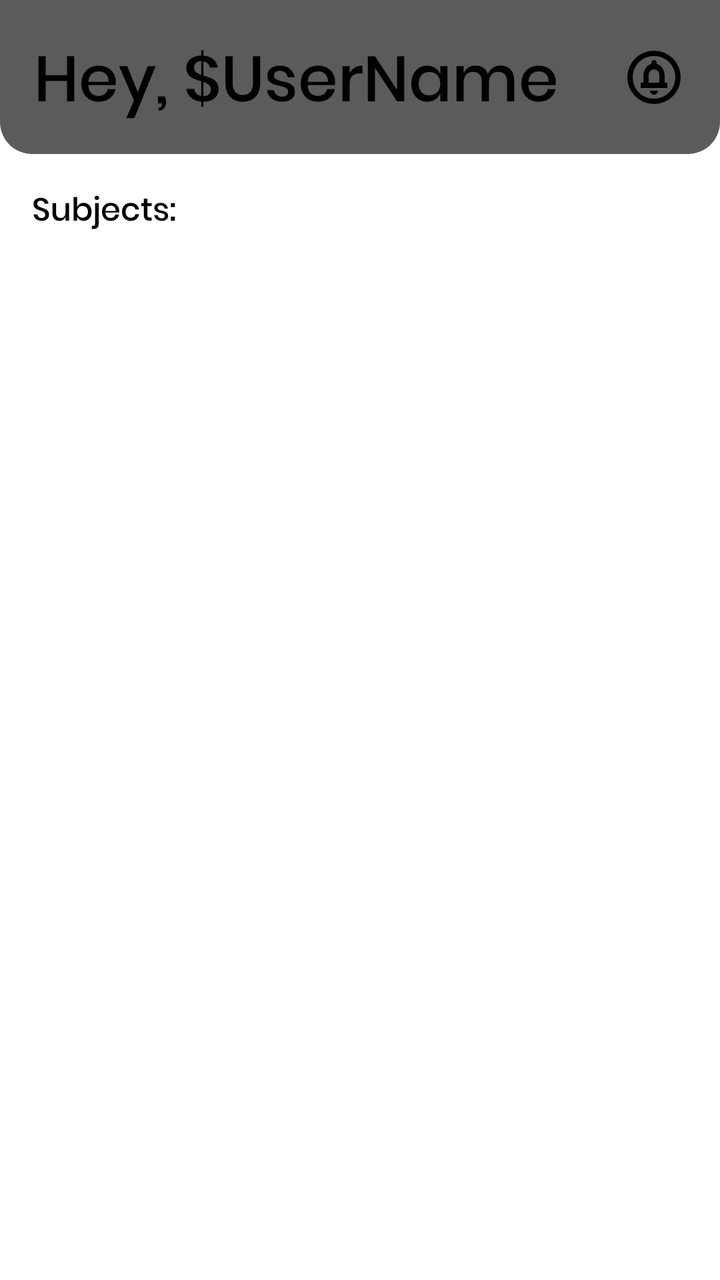
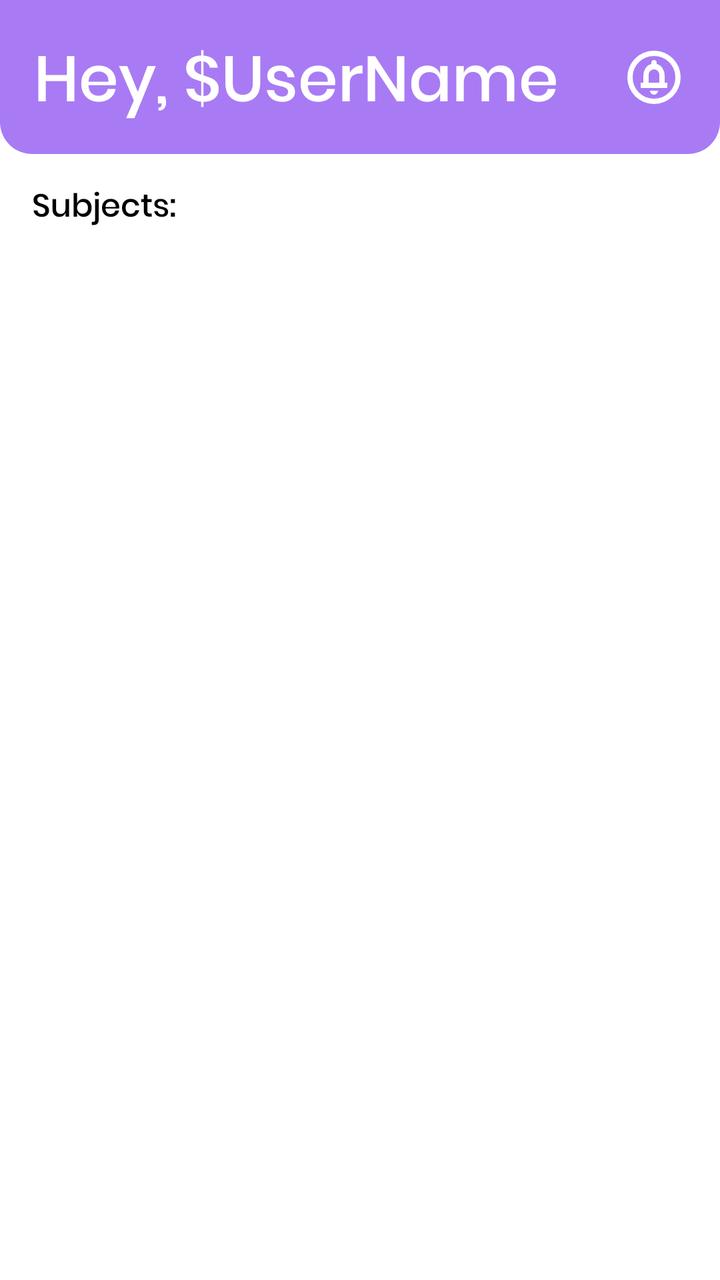

Before-and-after screenshots of an Android layout around one commit, followed by the original layout XML and the change that was made.
<!-- AndroidManifest.xml: application theme Theme.AttendanceTracker -->
<!-- res/layout/fragment_home.xml -->
<?xml version="1.0" encoding="utf-8"?>
<FrameLayout xmlns:android="http://schemas.android.com/apk/res/android"
    xmlns:tools="http://schemas.android.com/tools"
    android:layout_width="match_parent"
    android:layout_height="match_parent"
    tools:context=".fragments.HomeFragment">

    <androidx.constraintlayout.widget.ConstraintLayout xmlns:app="http://schemas.android.com/apk/res-auto"
        android:layout_width="match_parent"
        android:layout_height="match_parent">

        <androidx.constraintlayout.widget.ConstraintLayout
            android:id="@+id/top_bar"
            android:layout_width="wrap_content"
            android:layout_height="wrap_content"
            android:background="@drawable/top_bar_bg"
            app:layout_constraintEnd_toEndOf="parent"
            app:layout_constraintStart_toStartOf="parent"
            app:layout_constraintTop_toTopOf="parent">

            <View
                android:layout_width="match_parent"
                android:layout_height="75dp"
                app:layout_constraintEnd_toEndOf="parent"
                app:layout_constraintStart_toStartOf="parent"
                app:layout_constraintTop_toTopOf="parent" />

            <TextView
                android:id="@+id/hey_welcome_tv"
                android:layout_width="wrap_content"
                android:layout_height="wrap_content"
                android:layout_marginStart="16dp"
                android:layout_marginTop="8dp"
                android:fontFamily="@font/poppins_medium"
                android:text="@string/welcome_string"
                android:textColor="@color/textColor"
                android:textSize="32sp"
                app:layout_constraintBottom_toBottomOf="parent"
                app:layout_constraintStart_toStartOf="parent"
                app:layout_constraintTop_toTopOf="parent" />

            <ImageView
                android:layout_width="64dp"
                android:layout_height="64dp"
                android:contentDescription="@string/todo"
                android:padding="16dp"
                android:src="@drawable/notifications"
                app:layout_constraintBottom_toBottomOf="parent"
                app:layout_constraintEnd_toEndOf="parent"
                app:layout_constraintTop_toTopOf="parent" />

        </androidx.constraintlayout.widget.ConstraintLayout>

        <TextView
            android:id="@+id/subs"
            android:layout_width="wrap_content"
            android:layout_height="wrap_content"
            android:layout_marginStart="16dp"
            android:layout_marginTop="16dp"
            android:fontFamily="@font/poppins_medium"
            android:text="@string/subjects"
            android:textColor="@color/textColor"
            android:textSize="16sp"
            app:layout_constraintStart_toStartOf="parent"
            app:layout_constraintTop_toBottomOf="@id/top_bar" />













        <androidx.recyclerview.widget.RecyclerView
            android:id="@+id/subjects_recycler"
            android:layout_width="match_parent"
            android:layout_height="wrap_content"
            android:layout_marginStart="16dp"
            android:layout_marginTop="8dp"
            app:layout_constraintTop_toBottomOf="@id/subs" />

    </androidx.constraintlayout.widget.ConstraintLayout>

</FrameLayout>
<!-- resources referenced by this layout -->
<resources>
  <color name="textColor">#000</color>
  <!-- drawable notifications (drawable) -->
  <vector xmlns:android="http://schemas.android.com/apk/res/android"
      android:width="24dp"
      android:height="24dp"
      android:viewportWidth="960"
      android:viewportHeight="960"
      android:tint="@color/textColor">
    <path
        android:fillColor="@android:color/white"
        android:pathData="M522.5,722.5Q540,705 540,680L420,680Q420,705 437.5,722.5Q455,740 480,740Q505,740 522.5,722.5ZM280,640L680,640L680,560L640,560L640,456Q640,395 608.5,344.5Q577,294 520,280L520,260Q520,243 508.5,231.5Q497,220 480,220Q463,220 451.5,231.5Q440,243 440,260L440,280Q383,294 351.5,344.5Q320,395 320,456L320,560L280,560L280,640ZM400,560L400,440Q400,407 423.5,383.5Q447,360 480,360Q513,360 536.5,383.5Q560,407 560,440L560,560L400,560ZM480,880Q397,880 324,848.5Q251,817 197,763Q143,709 111.5,636Q80,563 80,480Q80,397 111.5,324Q143,251 197,197Q251,143 324,111.5Q397,80 480,80Q563,80 636,111.5Q709,143 763,197Q817,251 848.5,324Q880,397 880,480Q880,563 848.5,636Q817,709 763,763Q709,817 636,848.5Q563,880 480,880ZM480,800Q614,800 707,707Q800,614 800,480Q800,346 707,253Q614,160 480,160Q346,160 253,253Q160,346 160,480Q160,614 253,707Q346,800 480,800ZM480,480Q480,480 480,480Q480,480 480,480Q480,480 480,480Q480,480 480,480Q480,480 480,480Q480,480 480,480Q480,480 480,480Q480,480 480,480Z"/>
  </vector>
  <!-- drawable top_bar_bg (drawable) -->
  <?xml version="1.0" encoding="UTF-8"?>
  <shape xmlns:android="http://schemas.android.com/apk/res/android">
      <solid android:color="@color/bgTopBarColor" />
  
      <padding
          android:bottom="1dp"
          android:left="1dp"
          android:right="1dp"
          android:top="1dp" />
  
      <corners
          android:bottomLeftRadius="16dp"
          android:bottomRightRadius="16dp" />
  </shape>
  <string name="subjects">Subjects:</string>
  <string name="todo">TODO</string>
  <string name="welcome_string">Hey, $UserName</string>
  <style name="Theme.AttendanceTracker" parent="Theme.MaterialComponents.DayNight.NoActionBar" />
  <color name="bgTopBarColor">#5B5B5B</color>
</resources>

<!-- the commit's change to res/layout/fragment_home.xml (unified diff, before → after) -->
@@ -33,7 +33,7 @@
                 android:layout_marginTop="8dp"
                 android:fontFamily="@font/poppins_medium"
                 android:text="@string/welcome_string"
-                android:textColor="@color/textColor"
+                android:textColor="#fff"
                 android:textSize="32sp"
                 app:layout_constraintBottom_toBottomOf="parent"
                 app:layout_constraintStart_toStartOf="parent"
@@ -51,38 +51,51 @@
 
         </androidx.constraintlayout.widget.ConstraintLayout>
 
-        <TextView
-            android:id="@+id/subs"
-            android:layout_width="wrap_content"
-            android:layout_height="wrap_content"
-            android:layout_marginStart="16dp"
-            android:layout_marginTop="16dp"
-            android:fontFamily="@font/poppins_medium"
-            android:text="@string/subjects"
-            android:textColor="@color/textColor"
-            android:textSize="16sp"
+        <androidx.constraintlayout.widget.ConstraintLayout
+            android:layout_width="match_parent"
+            android:layout_height="match_parent"
+            android:layout_marginTop="75dp"
+            app:layout_constraintBottom_toBottomOf="parent"
+            app:layout_constraintEnd_toEndOf="parent"
             app:layout_constraintStart_toStartOf="parent"
-            app:layout_constraintTop_toBottomOf="@id/top_bar" />
+            app:layout_constraintTop_toBottomOf="@id/top_bar">
 
 
+            <TextView
+                android:id="@+id/subs"
+                android:layout_width="wrap_content"
+                android:layout_height="wrap_content"
+                android:layout_marginStart="16dp"
+                android:layout_marginTop="16dp"
+                android:fontFamily="@font/poppins_medium"
+                android:text="@string/subjects"
+                android:textColor="@color/textColor"
+                android:textSize="16sp"
+                app:layout_constraintStart_toStartOf="parent"
+                app:layout_constraintTop_toTopOf="parent" />
 
+            
+            
+            
+            
+            
+            
+            
+            
+            
+            
+            
 
+            <androidx.recyclerview.widget.RecyclerView
+                android:id="@+id/subjects_recycler"
+                android:layout_width="match_parent"
+                android:layout_height="match_parent"
 
+                android:layout_marginStart="16dp"
+                android:layout_marginTop="45dp"
+                app:layout_constraintTop_toBottomOf="@id/subs" />
 
-
-
-
-
-
-
-
-        <androidx.recyclerview.widget.RecyclerView
-            android:id="@+id/subjects_recycler"
-            android:layout_width="match_parent"
-            android:layout_height="wrap_content"
-            android:layout_marginStart="16dp"
-            android:layout_marginTop="8dp"
-            app:layout_constraintTop_toBottomOf="@id/subs" />
+        </androidx.constraintlayout.widget.ConstraintLayout>
 
     </androidx.constraintlayout.widget.ConstraintLayout>
 
<!-- resource entries referenced after the edit -->
@@ -7,7 +7,7 @@
       android:height="24dp"
       android:viewportWidth="960"
       android:viewportHeight="960"
-      android:tint="@color/textColor">
+      android:tint="#fff">
     <path
         android:fillColor="@android:color/white"
         android:pathData="M522.5,722.5Q540,705 540,680L420,680Q420,705 437.5,722.5Q455,740 480,740Q505,740 522.5,722.5ZM280,640L680,640L680,560L640,560L640,456Q640,395 608.5,344.5Q577,294 520,280L520,260Q520,243 508.5,231.5Q497,220 480,220Q463,220 451.5,231.5Q440,243 440,260L440,280Q383,294 351.5,344.5Q320,395 320,456L320,560L280,560L280,640ZM400,560L400,440Q400,407 423.5,383.5Q447,360 480,360Q513,360 536.5,383.5Q560,407 560,440L560,560L400,560ZM480,880Q397,880 324,848.5Q251,817 197,763Q143,709 111.5,636Q80,563 80,480Q80,397 111.5,324Q143,251 197,197Q251,143 324,111.5Q397,80 480,80Q563,80 636,111.5Q709,143 763,197Q817,251 848.5,324Q880,397 880,480Q880,563 848.5,636Q817,709 763,763Q709,817 636,848.5Q563,880 480,880ZM480,800Q614,800 707,707Q800,614 800,480Q800,346 707,253Q614,160 480,160Q346,160 253,253Q160,346 160,480Q160,614 253,707Q346,800 480,800ZM480,480Q480,480 480,480Q480,480 480,480Q480,480 480,480Q480,480 480,480Q480,480 480,480Q480,480 480,480Q480,480 480,480Q480,480 480,480Z"/>
@@ -31,6 +31,6 @@
   <string name="todo">TODO</string>
   <string name="welcome_string">Hey, $UserName</string>
   <style name="Theme.AttendanceTracker" parent="Theme.MaterialComponents.DayNight.NoActionBar" />
-  <color name="bgTopBarColor">#5B5B5B</color>
+  <color name="bgTopBarColor">#A87bf4</color>
 </resources>
 
